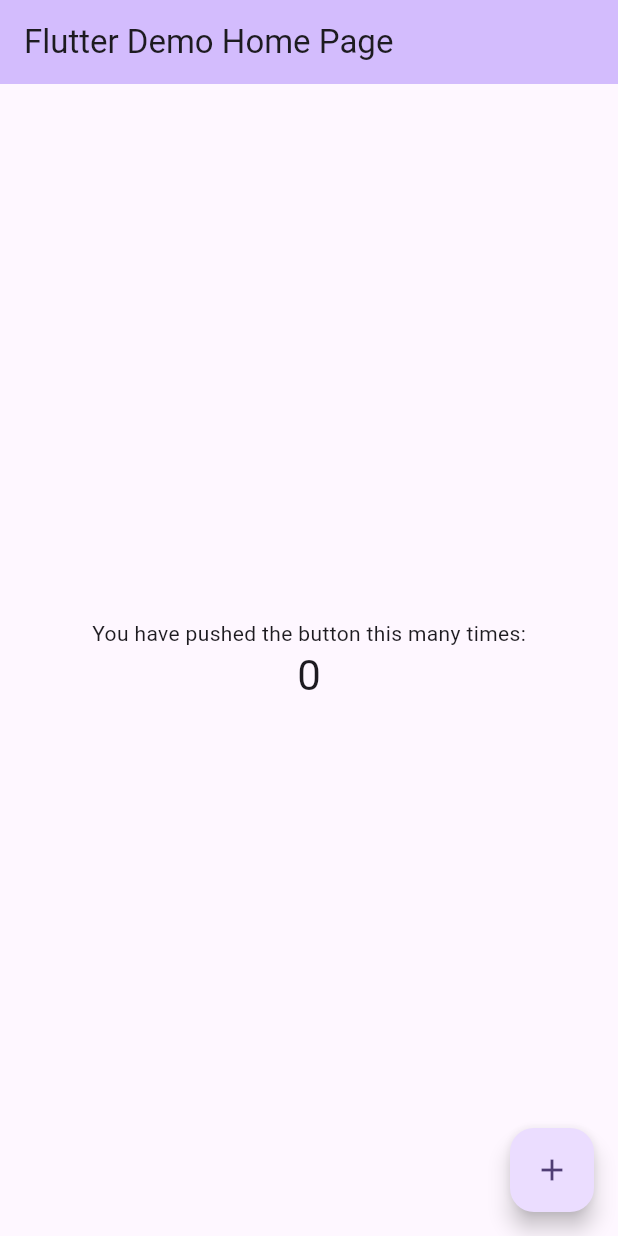
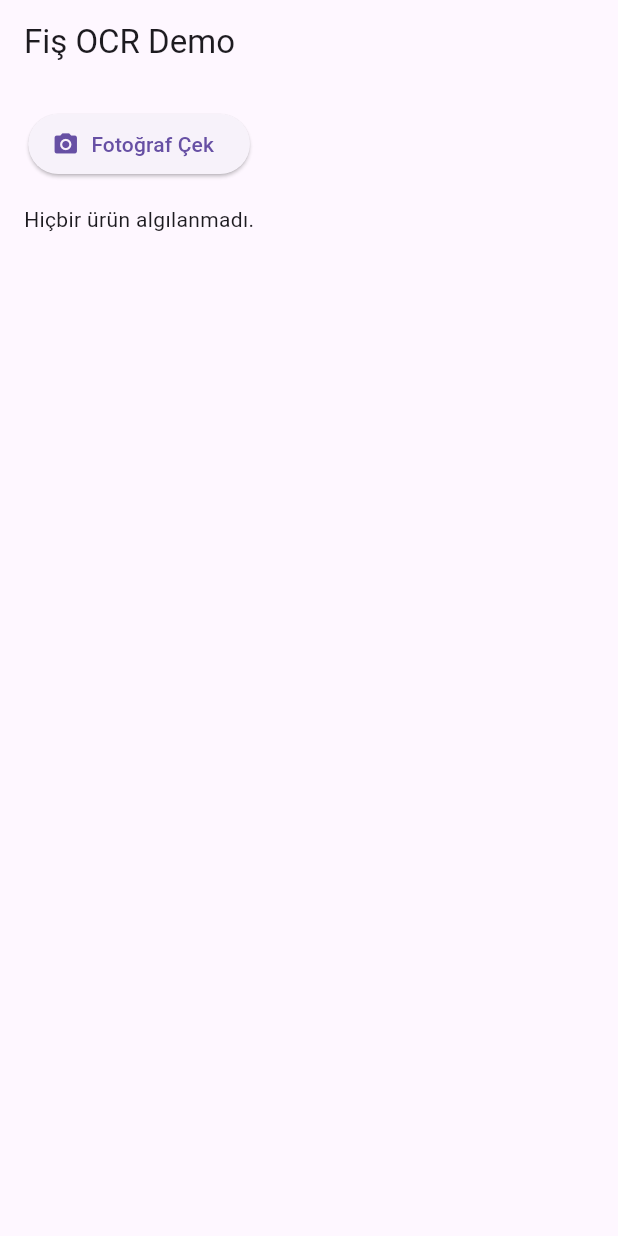
Before and after one commit to ozdogrumerve/digital-receipt-wallet, a Flutter app: the screen it shows after launch, on a phone screen of 412 x 824 dp. Run offline on Flutter 3.47's test engine with Material 3 defaults, Android fonts, the phone set to English and light mode, and no system bars; our stand-ins replace image_picker; missing offline and left inert: google_mlkit_text_recognition.

Commit message:
camera module added and upgrade Gradle, AGP and Kotlin for compatibility

```diff
--- a/lib/main.dart
+++ b/lib/main.dart
@@ -1,125 +1,16 @@
 import 'package:flutter/material.dart';
+import 'receipt_scanner_page.dart';
 
-void main() {
-  runApp(const MyApp());
-}
+void main() => runApp(const MyApp());
 
 class MyApp extends StatelessWidget {
   const MyApp({super.key});
-
-  // This widget is the root of your application.
   @override
   Widget build(BuildContext context) {
     return MaterialApp(
-      title: 'Flutter Demo',
-      theme: ThemeData(
-        // This is the theme of your application.
-        //
-        // TRY THIS: Try running your application with "flutter run". You'll see
-        // the application has a purple toolbar. Then, without quitting the app,
-        // try changing the seedColor in the colorScheme below to Colors.green
-        // and then invoke "hot reload" (save your changes or press the "hot
-        // reload" button in a Flutter-supported IDE, or press "r" if you used
-        // the command line to start the app).
-        //
-        // Notice that the counter didn't reset back to zero; the application
-        // state is not lost during the reload. To reset the state, use hot
-        // restart instead.
-        //
-        // This works for code too, not just values: Most code changes can be
-        // tested with just a hot reload.
-        colorScheme: ColorScheme.fromSeed(seedColor: Colors.deepPurple),
-        useMaterial3: true,
-      ),
-      home: const MyHomePage(title: 'Flutter Demo Home Page'),
+      title: 'Fiş OCR Demo',
+      theme: ThemeData(primarySwatch: Colors.blue),
+      home: const ReceiptScannerPage(),
     );
   }
 }
-
-class MyHomePage extends StatefulWidget {
-  const MyHomePage({super.key, required this.title});
-
-  // This widget is the home page of your application. It is stateful, meaning
-  // that it has a State object (defined below) that contains fields that affect
-  // how it looks.
-
-  // This class is the configuration for the state. It holds the values (in this
-  // case the title) provided by the parent (in this case the App widget) and
-  // used by the build method of the State. Fields in a Widget subclass are
-  // always marked "final".
-
-  final String title;
-
-  @override
-  State<MyHomePage> createState() => _MyHomePageState();
-}
-
-class _MyHomePageState extends State<MyHomePage> {
-  int _counter = 0;
-
-  void _incrementCounter() {
-    setState(() {
-      // This call to setState tells the Flutter framework that something has
-      // changed in this State, which causes it to rerun the build method below
-      // so that the display can reflect the updated values. If we changed
-      // _counter without calling setState(), then the build method would not be
-      // called again, and so nothing would appear to happen.
-      _counter++;
-    });
-  }
-
-  @override
-  Widget build(BuildContext context) {
-    // This method is rerun every time setState is called, for instance as done
-    // by the _incrementCounter method above.
-    //
-    // The Flutter framework has been optimized to make rerunning build methods
-    // fast, so that you can just rebuild anything that needs updating rather
-    // than having to individually change instances of widgets.
-    return Scaffold(
-      appBar: AppBar(
-        // TRY THIS: Try changing the color here to a specific color (to
-        // Colors.amber, perhaps?) and trigger a hot reload to see the AppBar
-        // change color while the other colors stay the same.
-        backgroundColor: Theme.of(context).colorScheme.inversePrimary,
-        // Here we take the value from the MyHomePage object that was created by
-        // the App.build method, and use it to set our appbar title.
-        title: Text(widget.title),
-      ),
-      body: Center(
-        // Center is a layout widget. It takes a single child and positions it
-        // in the middle of the parent.
-        child: Column(
-          // Column is also a layout widget. It takes a list of children and
-          // arranges them vertically. By default, it sizes itself to fit its
-          // children horizontally, and tries to be as tall as its parent.
-          //
-          // Column has various properties to control how it sizes itself and
-          // how it positions its children. Here we use mainAxisAlignment to
-          // center the children vertically; the main axis here is the vertical
-          // axis because Columns are vertical (the cross axis would be
-          // horizontal).
-          //
-          // TRY THIS: Invoke "debug painting" (choose the "Toggle Debug Paint"
-          // action in the IDE, or press "p" in the console), to see the
-          // wireframe for each widget.
-          mainAxisAlignment: MainAxisAlignment.center,
-          children: <Widget>[
-            const Text(
-              'You have pushed the button this many times:',
-            ),
-            Text(
-              '$_counter',
-              style: Theme.of(context).textTheme.headlineMedium,
-            ),
-          ],
-        ),
-      ),
-      floatingActionButton: FloatingActionButton(
-        onPressed: _incrementCounter,
-        tooltip: 'Increment',
-        child: const Icon(Icons.add),
-      ), // This trailing comma makes auto-formatting nicer for build methods.
-    );
-  }
-}
--- /dev/null
+++ b/lib/receipt_scanner_page.dart
@@ -0,0 +1,98 @@
+import 'dart:io';
+import 'package:flutter/material.dart';
+import 'package:image_picker/image_picker.dart';
+import 'package:google_mlkit_text_recognition/google_mlkit_text_recognition.dart';
+
+class ReceiptScannerPage extends StatefulWidget {
+  const ReceiptScannerPage({super.key});
+
+  @override
+  State<ReceiptScannerPage> createState() => _ReceiptScannerPageState();
+}
+
+class _ReceiptScannerPageState extends State<ReceiptScannerPage> {
+  File? _imageFile;
+  List<Map<String, String>> _items = [];
+  bool _isProcessing = false;
+
+  Future<void> _pickImage() async {
+    final picker = ImagePicker();
+    final pickedImage = await picker.pickImage(source: ImageSource.camera);
+
+    if (pickedImage != null) {
+      setState(() {
+        _imageFile = File(pickedImage.path);
+        _isProcessing = true;
+        _items.clear();
+      });
+      await _processImage(File(pickedImage.path));
+    }
+  }
+
+  Future<void> _processImage(File imageFile) async {
+    final inputImage = InputImage.fromFile(imageFile);
+    final textRecognizer = TextRecognizer(script: TextRecognitionScript.latin);
+
+    final RecognizedText recognizedText =
+        await textRecognizer.processImage(inputImage);
+
+    final lines = recognizedText.text.split('\n');
+
+    final List<Map<String, String>> parsedItems = [];
+
+    final regex = RegExp(r'(.+?)\s+([\d]+[.,]\d{2})');
+
+    for (final line in lines) {
+      final match = regex.firstMatch(line);
+      if (match != null) {
+        parsedItems.add({
+          'name': match.group(1)!.trim(),
+          'price': match.group(2)!.trim(),
+        });
+      }
+    }
+
+    setState(() {
+      _items = parsedItems;
+      _isProcessing = false;
+    });
+
+    await textRecognizer.close();
+  }
+
+  @override
+  Widget build(BuildContext context) {
+    return Scaffold(
+      appBar: AppBar(title: const Text('Fiş OCR Demo')),
+      body: Padding(
+        padding: const EdgeInsets.all(16),
+        child: Column(
+          children: [
+            ElevatedButton.icon(
+              onPressed: _pickImage,
+              icon: const Icon(Icons.camera_alt),
+              label: const Text("Fotoğraf Çek"),
+            ),
+            if (_isProcessing) const CircularProgressIndicator(),
+            if (_imageFile != null) Image.file(_imageFile!),
+            const SizedBox(height: 16),
+            Expanded(
+              child: _items.isEmpty
+                  ? const Text('Hiçbir ürün algılanmadı.')
+                  : ListView.builder(
+                      itemCount: _items.length,
+                      itemBuilder: (context, index) {
+                        final item = _items[index];
+                        return ListTile(
+                          title: Text(item['name']!),
+                          trailing: Text('${item['price']} ₺'),
+                        );
+                      },
+                    ),
+            ),
+          ],
+        ),
+      ),
+    );
+  }
+}
--- a/pubspec.yaml
+++ b/pubspec.yaml
@@ -30,6 +30,11 @@ environment:
 dependencies:
   flutter:
     sdk: flutter
+  camera: ^0.10.5+5
+  google_mlkit_text_recognition: ^0.15.1
+  google_mlkit_commons: ^0.11.1
+  image_picker: ^1.0.4
+  path_provider: ^2.1.2
 
   # The following adds the Cupertino Icons font to your application.
   # Use with the CupertinoIcons class for iOS style icons.
```
Also changed, not shown: pubspec.lock, 2 other files.
